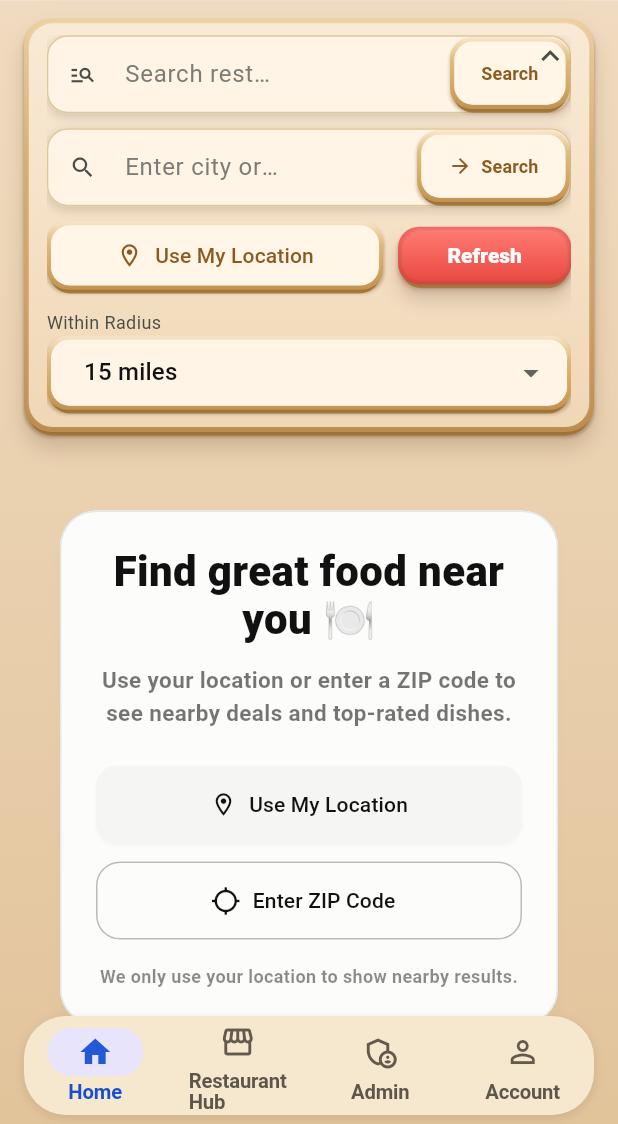
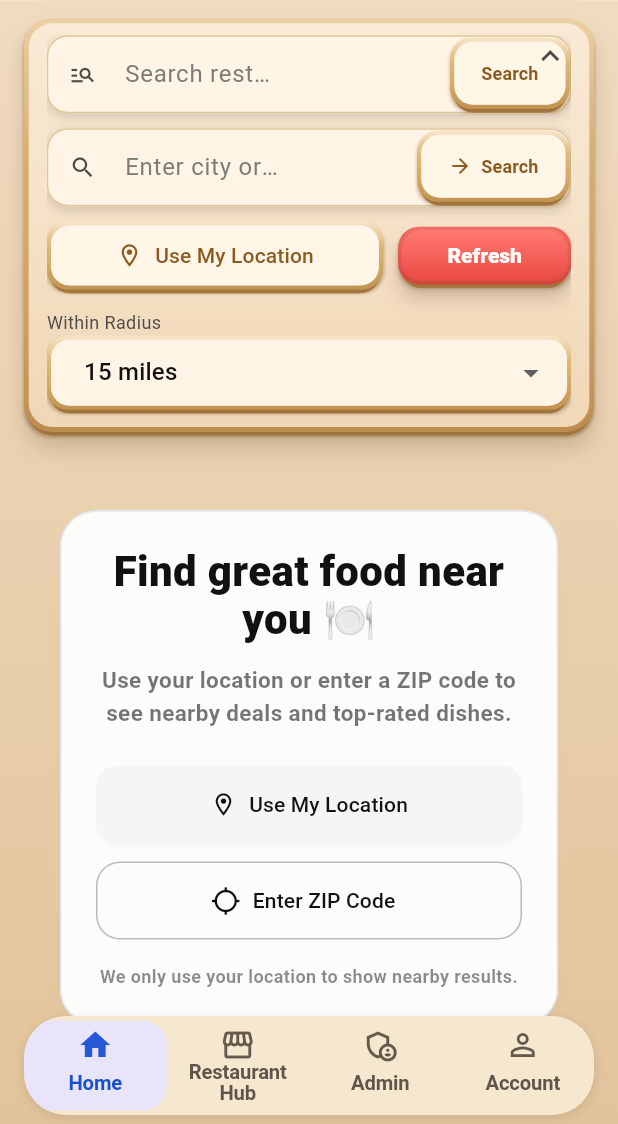
Before and after one commit to BiteBiteApp/coupon_app, a Flutter app: the screen it shows after launch, on a phone screen of 412 x 824 dp, the part 112-1236 px from its top. Run offline on Flutter 3.47's test engine with Material 3 defaults, Android fonts, the phone set to English and light mode, and no system bars; our stand-ins replace app_links, cloud_firestore, cloud_functions, firebase_auth, firebase_core, geocoding and 3 more; accounts and stored records are empty.

Commit message:
backup-after-nav-overflow-fix

```diff
--- a/lib/screens/main_navigation_screen.dart
+++ b/lib/screens/main_navigation_screen.dart
@@ -183,39 +183,108 @@ class _MainNavigationScreenState extends State<MainNavigationScreen> {
   }
 
   Widget _buildBottomNavigationBar() {
-    final navigationBar = NavigationBar(
-      selectedIndex: selectedIndex,
+    final navigationBar = SizedBox(
       height: 66,
-      backgroundColor: Colors.transparent,
-      surfaceTintColor: Colors.transparent,
-      labelBehavior: NavigationDestinationLabelBehavior.alwaysShow,
-      onDestinationSelected: (index) {
+      child: Row(
+        children: [
+          for (final item in [
+            (
+              label: 'Home',
+              icon: Icons.home_outlined,
+              selectedIcon: Icons.home,
+            ),
+            (
+              label: 'Restaurant\nHub',
+              icon: Icons.storefront_outlined,
+              selectedIcon: Icons.storefront,
+            ),
+            (
+              label: 'Admin',
+              icon: Icons.admin_panel_settings_outlined,
+              selectedIcon: Icons.admin_panel_settings,
+            ),
+            (
+              label: 'Account',
+              icon: Icons.person_outline,
+              selectedIcon: Icons.person,
+            ),
+          ].asMap().entries)
+            Expanded(
+              child: InkWell(
+                onTap: () {
                   setState(() {
-          selectedIndex = index;
+                    selectedIndex = item.key;
                   });
                 },
-      destinations: const [
-        NavigationDestination(
-          icon: Icon(Icons.home_outlined),
-          selectedIcon: Icon(Icons.home),
-          label: 'Home',
+                borderRadius: BorderRadius.circular(16),
+                child: Center(
+                  child: SizedBox(
+                    height: item.key == selectedIndex ? 60 : 54,
+                    child: Column(
+                      mainAxisAlignment: MainAxisAlignment.center,
+                      crossAxisAlignment: CrossAxisAlignment.center,
+                      children: [
+                        Container(
+                          padding: item.key == selectedIndex
+                              ? const EdgeInsets.symmetric(
+                                  horizontal: 22,
+                                  vertical: 4,
+                                )
+                              : EdgeInsets.zero,
+                          decoration: item.key == selectedIndex
+                              ? BoxDecoration(
+                                  color: const Color(0xFFE7E4FB),
+                                  borderRadius: BorderRadius.circular(16),
+                                )
+                              : null,
+                          child: Column(
+                            mainAxisSize: MainAxisSize.min,
+                            children: [
+                              SizedBox(
+                                height: 24,
+                                child: Center(
+                                  child: Icon(
+                                    item.key == selectedIndex
+                                        ? item.value.selectedIcon
+                                        : item.value.icon,
+                                    color: item.key == selectedIndex
+                                        ? const Color(0xFF2458D6)
+                                        : const Color(0xFF645A4C),
+                                    size: 24,
                                   ),
-        NavigationDestination(
-          icon: Icon(Icons.storefront_outlined),
-          selectedIcon: Icon(Icons.storefront),
-          label: 'Restaurant\nHub',
                                 ),
-        NavigationDestination(
-          icon: Icon(Icons.admin_panel_settings_outlined),
-          selectedIcon: Icon(Icons.admin_panel_settings),
-          label: 'Admin',
                               ),
-        NavigationDestination(
-          icon: Icon(Icons.person_outline),
-          selectedIcon: Icon(Icons.person),
-          label: 'Account',
+                              SizedBox(
+                                height: 28,
+                                child: Center(
+                                  child: Text(
+                                    item.value.label,
+                                    textAlign: TextAlign.center,
+                                    style: TextStyle(
+                                      color: item.key == selectedIndex
+                                          ? const Color(0xFF184FCC)
+                                          : const Color(0xFF5E564A),
+                                      fontWeight: item.key == selectedIndex
+                                          ? FontWeight.w700
+                                          : FontWeight.w600,
+                                      fontSize: 13.5,
+                                      letterSpacing: -0.1,
+                                      height: 1.0,
+                                    ),
+                                  ),
+                                ),
                               ),
                             ],
+                          ),
+                        ),
+                      ],
+                    ),
+                  ),
+                ),
+              ),
+            ),
+        ],
+      ),
     );
 
     if (selectedMode != AppMode.biteScore) {
@@ -234,40 +303,9 @@ class _MainNavigationScreenState extends State<MainNavigationScreen> {
               ),
             ],
           ),
-          child: Theme(
-            data: Theme.of(context).copyWith(
-              navigationBarTheme: NavigationBarThemeData(
-                backgroundColor: Colors.transparent,
-                surfaceTintColor: Colors.transparent,
-                indicatorColor: const Color(0xFFE7E4FB),
-                elevation: 0,
-                labelTextStyle: WidgetStateProperty.resolveWith((states) {
-                  return TextStyle(
-                    color: states.contains(WidgetState.selected)
-                        ? const Color(0xFF184FCC)
-                        : const Color(0xFF5E564A),
-                    fontWeight: states.contains(WidgetState.selected)
-                        ? FontWeight.w700
-                        : FontWeight.w600,
-                    fontSize: 13.5,
-                    letterSpacing: -0.1,
-                    height: 1.0,
-                  );
-                }),
-                iconTheme: WidgetStateProperty.resolveWith((states) {
-                  return IconThemeData(
-                    color: states.contains(WidgetState.selected)
-                        ? const Color(0xFF2458D6)
-                        : const Color(0xFF645A4C),
-                    size: 24,
-                  );
-                }),
-              ),
-            ),
           child: ClipRRect(
             borderRadius: BorderRadius.circular(28),
             child: navigationBar,
-            ),
           ),
         ),
       );
```
Lines whose indentation alone changed are shown as unchanged.
